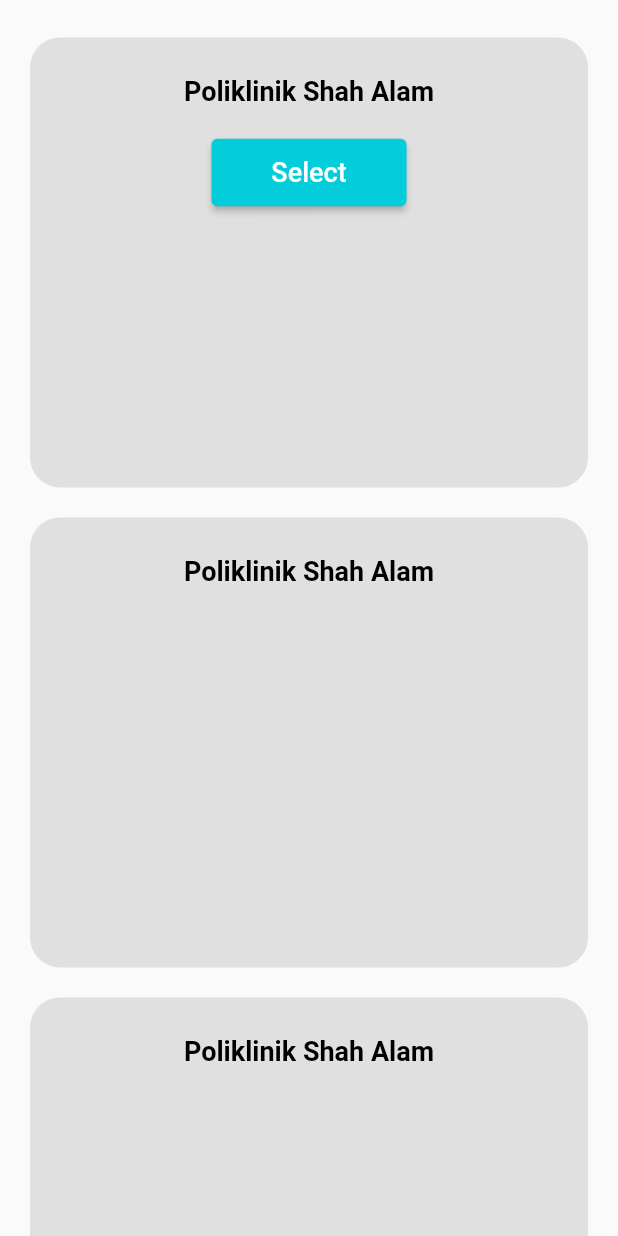
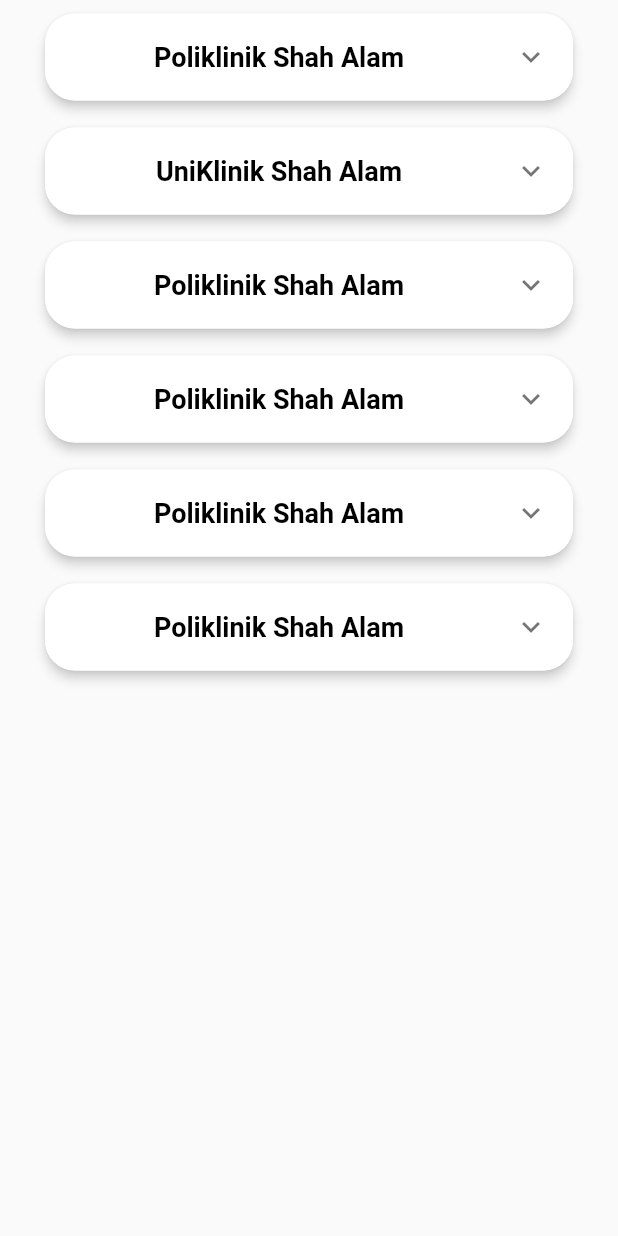
Before and after one commit to wanysamsuri/flutter_clinical, a Flutter app: the Prescription screen opened directly, on a phone screen of 412 x 824 dp. Run offline on Flutter 3.47's test engine with Material 2 defaults, Android fonts, the light colour scheme and no system bars; our stand-ins replace shared_preferences, stylish_bottom_bar; missing offline and left inert: dart:ffi, onesignal_flutter; accounts and stored records are empty.

Commit message:
prescription

```diff
--- /dev/null
+++ b/lib/data/data_model.dart
@@ -0,0 +1,11 @@
+import 'package:flutter/material.dart';
+
+class AdvancedTile {
+  final String title;
+  final String patient;
+
+
+
+
+  AdvancedTile({required this.title, required this.patient});
+}
--- a/lib/record_screen.dart
+++ b/lib/record_screen.dart
@@ -31,7 +31,8 @@ class _HomeScreenState extends State<healthRecord> {
                     width: MediaQuery.of(context).size.width,
                     color: Color.fromARGB(255, 3, 205, 219),
                   )),
-              title: const Center(child: const Text('Health Record')),
+              title: const Text('Health Record'),
+              centerTitle: true,
             ),
             body: Padding(
               padding: EdgeInsets.all(8.0),
@@ -68,7 +69,7 @@ class _HomeScreenState extends State<healthRecord> {
                     Note(),
                     Prescription(),
                     EMC(),
-                    referLetter()
+                    ReferLetter()
                   ]))
                 ],
               ),
--- a/lib/screens/appointment_screen.dart
+++ b/lib/screens/appointment_screen.dart
@@ -26,7 +26,8 @@ class _AppointmentState extends State<Appointment> {
               width: MediaQuery.of(context).size.width,
               color: Color.fromARGB(255, 3, 205, 219),
             )),
-        title: const Center(child: const Text('Appointment')),
+        title: const Text('Appointment'),
+        centerTitle: true,
       ),
       body: Center(
         child: Text('Page 2'),
--- a/lib/screens/home_screen.dart
+++ b/lib/screens/home_screen.dart
@@ -17,7 +17,8 @@ class _HomeScreenState extends State<HomeScreen> {
     return Scaffold(
       appBar: AppBar(
         backgroundColor: Color.fromARGB(255, 3, 205, 219),
-        title: const Center(child: const Text('Hi Jane')),
+        title: const Text('Hi Jane'),
+        centerTitle: true,
         actions: <Widget>[
           IconButton(
             icon: const Icon(
@@ -27,7 +28,7 @@ class _HomeScreenState extends State<HomeScreen> {
             onPressed: () {
               Navigator.push(
                 context,
-                MaterialPageRoute(builder: (context) => const Noti_screen()),
+                MaterialPageRoute(builder: (context) => const NotiScreen()),
               );
             },
           ),
--- a/lib/screens/noti_screen.dart
+++ b/lib/screens/noti_screen.dart
@@ -2,14 +2,14 @@ import 'package:flutter/material.dart';
 import 'package:flutter/src/foundation/key.dart';
 import 'package:flutter/src/widgets/framework.dart';
 
-class Noti_screen extends StatefulWidget {
-  const Noti_screen({Key? key}) : super(key: key);
+class NotiScreen extends StatefulWidget {
+  const NotiScreen({Key? key}) : super(key: key);
 
   @override
-  State<Noti_screen> createState() => _Noti_screenState();
+  State<NotiScreen> createState() => _NotiScreenState();
 }
 
-class _Noti_screenState extends State<Noti_screen> {
+class _NotiScreenState extends State<NotiScreen> {
   @override
   Widget build(BuildContext context) {
     return Scaffold(
--- a/lib/screens/prescription2.dart
+++ b/lib/screens/prescription2.dart
@@ -4,14 +4,14 @@ import 'package:flutter/src/widgets/framework.dart';
 
 import 'noti_screen.dart';
 
-class prescription2 extends StatefulWidget {
-  const prescription2({Key? key}) : super(key: key);
+class Prescription2 extends StatefulWidget {
+  const Prescription2({Key? key}) : super(key: key);
 
   @override
-  State<prescription2> createState() => _prescription2State();
+  State<Prescription2> createState() => _Prescription2State();
 }
 
-class _prescription2State extends State<prescription2> {
+class _Prescription2State extends State<Prescription2> {
   @override
   Widget build(BuildContext context) {
     return Scaffold(
--- a/lib/screens/prescription_screen.dart
+++ b/lib/screens/prescription_screen.dart
@@ -2,6 +2,7 @@ import 'package:flutter/material.dart';
 import 'package:flutter/src/foundation/key.dart';
 import 'package:flutter/src/widgets/framework.dart';
 import 'package:flutter/widgets.dart';
+import 'package:flutter_clinic/data/data_model.dart';
 import 'package:flutter_clinic/screens/prescription2.dart';
 import 'package:flutter_clinic/screens/signin_page.dart';
 
@@ -12,7 +13,26 @@ class Prescription extends StatefulWidget {
   State<Prescription> createState() => _PrescriptionState();
 }
 
-class _PrescriptionState extends State<Prescription> {
+class _PrescriptionState extends State<Prescription>
+    with TickerProviderStateMixin {
+  late List<GlobalKey> expansionTile;
+  int selected = -1;
+  final List<AdvancedTile> items = [
+    AdvancedTile(title: 'Poliklinik Shah Alam', patient: 'testing'),
+    AdvancedTile(title: 'UniKlinik Shah Alam', patient: 'testing'),
+    AdvancedTile(title: 'Poliklinik Shah Alam', patient: 'testing'),
+    AdvancedTile(title: 'Poliklinik Shah Alam', patient: 'testing'),
+    AdvancedTile(title: 'Poliklinik Shah Alam', patient: 'testing'),
+    AdvancedTile(title: 'Poliklinik Shah Alam', patient: 'testing'),
+  ];
+
+  @override
+  void initState() {
+    super.initState();
+    expansionTile = List<GlobalKey<_PrescriptionState>>.generate(
+        items.length, (index) => GlobalKey());
+  }
+
   @override
   Widget build(BuildContext context) {
     return Scaffold(
@@ -21,46 +41,63 @@ class _PrescriptionState extends State<Prescription> {
             child: Container(
           padding: EdgeInsets.symmetric(horizontal: 20),
           child: SingleChildScrollView(
-                    child: Column(children: [
-                  SizedBox(height: 25),
-                  Container(
-                      child: ListView(
+            child: Column(
+              children: <Widget>[
+                ListView.builder(
+                    key: Key('builder ${selected.toString()}'),
+                    padding: EdgeInsets.only(left: 5.0, right: 5.0),
                     shrinkWrap: true,
                     physics: NeverScrollableScrollPhysics(),
-                          scrollDirection: Axis.vertical,
-                          children: [
-                        Container(
-                            height: 300,
-                            decoration: BoxDecoration(
-                                color: Colors.grey[300],
+                    itemCount: items.length,
+                    itemBuilder: (context, index) {
+                      return Padding(
+                          padding: EdgeInsets.symmetric(
+                              horizontal: 1.0, vertical: 5.0),
+                          child: Card(
+                              shadowColor: Colors.grey[300],
+                              elevation: 3.0,
+                              shape: RoundedRectangleBorder(
+                                  side:
+                                      BorderSide(color: Colors.white, width: 1),
                                   borderRadius: BorderRadius.circular(20)),
-                            padding: EdgeInsets.symmetric(horizontal: 20),
-                            child: Column(
-                                crossAxisAlignment: CrossAxisAlignment.start,
-                                children: [
-                                  SizedBox(height: 25),
-                                  Container(
-                                    child: Center(
-                                      child: RichText(
-                                        text: TextSpan(
-                                          text: 'Poliklinik Shah Alam',
+                              child: ExpansionTile(
+                                  key: Key(index.toString()),
+                                  initiallyExpanded: index == selected,
+                                  onExpansionChanged: (newState) {
+                                    if (newState) {
+                                      setState(() {
+                                        selected = index;
+                                      });
+                                    } else {
+                                      setState(() {
+                                        selected = -1;
+                                      });
+                                    }
+                                  },
+                                  title: Center(
+                                      child: Text(items[index].title,
                                           style: TextStyle(
+                                            fontSize: 18,
                                             fontWeight: FontWeight.bold,
                                             color: Colors.black,
-                                            fontSize: 18,
+                                          ))),
+                                  children: <Widget>[
+                                    AspectRatio(
+                                      aspectRatio: 2.0,
+                                      child: Text(items[index].patient),
                                     ),
-                                        ),
-                                      ),
-                                    ),
-                                  ),
-                                  SizedBox(height: 20),
                                     Center(
                                       child: Container(
                                         child: ElevatedButton(
                                           style: ElevatedButton.styleFrom(
-                                            minimumSize: Size(130, 45),
+                                            shape: new RoundedRectangleBorder(
+                                              borderRadius:
+                                                  new BorderRadius.circular(
+                                                      30.0),
+                                            ),
                                             primary: Color.fromARGB(
-                                                255, 3, 205, 219)),
+                                                255, 3, 205, 219),
+                                          ),
                                           child: Text(
                                             'Select',
                                             style: TextStyle(fontSize: 18),
@@ -70,99 +107,161 @@ class _PrescriptionState extends State<Prescription> {
                                                 context,
                                                 MaterialPageRoute(
                                                     builder: (context) =>
-                                                      prescription2()));
+                                                        Prescription2()));
                                           },
                                         ),
                                       ),
                                     ),
-                                ])),
+                                  ])));
+                    })
+              ],
+            ),
+          ),
+        )));
+  }
+
+  // SizedBox(height: 25),
+  // Container(
+  //     child: ListView(
+  //         shrinkWrap: true,
+  //         physics: NeverScrollableScrollPhysics(),
+  //         scrollDirection: Axis.vertical,
+  //         children: [
+  //       Container(
+  //           height: 300,
+  //           decoration: BoxDecoration(
+  //               color: Colors.grey[300],
+  //               borderRadius: BorderRadius.circular(20)),
+  //           padding: EdgeInsets.symmetric(horizontal: 20),
+  //           child: Column(
+  //               crossAxisAlignment: CrossAxisAlignment.start,
+  //               children: [
+  //                 SizedBox(height: 25),
+  //                 Container(
+  //                   child: Center(
+  //                     child: RichText(
+  //                       text: TextSpan(
+  //                         text: 'Poliklinik Shah Alam',
+  //                         style: TextStyle(
+  //                           fontWeight: FontWeight.bold,
+  //                           color: Colors.black,
+  //                           fontSize: 18,
+  //                         ),
+  //                       ),
+  //                     ),
+  //                   ),
+  //                 ),
+  //                 SizedBox(height: 20),
+  //                 Center(
+  //                   child: Container(
+  //                     child: ElevatedButton(
+  //                       style: ElevatedButton.styleFrom(
+  //                           elevation: 0.0,
+  //                           minimumSize: Size(130, 45),
+  //                           primary: Color.fromARGB(
+  //                               255, 3, 205, 219)),
+  //                       child: Text(
+  //                         'Select',
+  //                         style: TextStyle(fontSize: 18),
+  //                       ),
+  //                       onPressed: () {
+  //                         Navigator.pushReplacement(
+  //                             context,
+  //                             MaterialPageRoute(
+  //                                 builder: (context) =>
+  //                                     prescription2()));
+  //                       },
+  //                     ),
+  //                   ),
+  //                 ),
+  //               ])),
 
   //2
-                        SizedBox(height: 20),
-                        Container(
-                            height: 300,
-                            decoration: BoxDecoration(
-                                color: Colors.grey[300],
-                                borderRadius: BorderRadius.circular(20)),
-                            padding: EdgeInsets.symmetric(horizontal: 20),
-                            child: Column(
-                                crossAxisAlignment: CrossAxisAlignment.start,
-                                children: [
-                                  SizedBox(height: 25),
-                                  Container(
-                                    child: Center(
-                                      child: RichText(
-                                        text: TextSpan(
-                                          text: 'Poliklinik Shah Alam',
-                                          style: TextStyle(
-                                            fontWeight: FontWeight.bold,
-                                            color: Colors.black,
-                                            fontSize: 18,
-                                          ),
-                                        ),
-                                      ),
-                                    ),
-                                  ),
-                                ])),
+  //         SizedBox(height: 20),
+  //         Container(
+  //             height: 300,
+  //             decoration: BoxDecoration(
+  //                 color: Colors.grey[300],
+  //                 borderRadius: BorderRadius.circular(20)),
+  //             padding: EdgeInsets.symmetric(horizontal: 20),
+  //             child: Column(
+  //                 crossAxisAlignment: CrossAxisAlignment.start,
+  //                 children: [
+  //                   SizedBox(height: 25),
+  //                   Container(
+  //                     child: Center(
+  //                       child: RichText(
+  //                         text: TextSpan(
+  //                           text: 'Poliklinik Shah Alam',
+  //                           style: TextStyle(
+  //                             fontWeight: FontWeight.bold,
+  //                             color: Colors.black,
+  //                             fontSize: 18,
+  //                           ),
+  //                         ),
+  //                       ),
+  //                     ),
+  //                   ),
+  //                 ])),
 
-                        //3
-                        //2
-                        SizedBox(height: 20),
-                        Container(
-                            height: 300,
-                            decoration: BoxDecoration(
-                                color: Colors.grey[300],
-                                borderRadius: BorderRadius.circular(20)),
-                            padding: EdgeInsets.symmetric(horizontal: 20),
-                            child: Column(
-                                crossAxisAlignment: CrossAxisAlignment.start,
-                                children: [
-                                  SizedBox(height: 25),
-                                  Container(
-                                    child: Center(
-                                      child: RichText(
-                                        text: TextSpan(
-                                          text: 'Poliklinik Shah Alam',
-                                          style: TextStyle(
-                                            fontWeight: FontWeight.bold,
-                                            color: Colors.black,
-                                            fontSize: 18,
-                                          ),
-                                        ),
-                                      ),
-                                    ),
-                                  ),
-                                ])),
+  //         //3
+  //         //2
+  //         SizedBox(height: 20),
+  //         Container(
+  //             height: 300,
+  //             decoration: BoxDecoration(
+  //                 color: Colors.grey[300],
+  //                 borderRadius: BorderRadius.circular(20)),
+  //             padding: EdgeInsets.symmetric(horizontal: 20),
+  //             child: Column(
+  //                 crossAxisAlignment: CrossAxisAlignment.start,
+  //                 children: [
+  //                   SizedBox(height: 25),
+  //                   Container(
+  //                     child: Center(
+  //                       child: RichText(
+  //                         text: TextSpan(
+  //                           text: 'Poliklinik Shah Alam',
+  //                           style: TextStyle(
+  //                             fontWeight: FontWeight.bold,
+  //                             color: Colors.black,
+  //                             fontSize: 18,
+  //                           ),
+  //                         ),
+  //                       ),
+  //                     ),
+  //                   ),
+  //                 ])),
 
-                        //4
-                        //2
-                        SizedBox(height: 20),
-                        Container(
-                            height: 300,
-                            decoration: BoxDecoration(
-                                color: Colors.grey[300],
-                                borderRadius: BorderRadius.circular(20)),
-                            padding: EdgeInsets.symmetric(horizontal: 20),
-                            child: Column(
-                                crossAxisAlignment: CrossAxisAlignment.start,
-                                children: [
-                                  SizedBox(height: 25),
-                                  Container(
-                                    child: Center(
-                                      child: RichText(
-                                        text: TextSpan(
-                                          text: 'Poliklinik Shah Alam',
-                                          style: TextStyle(
-                                            fontWeight: FontWeight.bold,
-                                            color: Colors.black,
-                                            fontSize: 18,
-                                          ),
-                                        ),
-                                      ),
-                                    ),
-                                  ),
-                                ])),
-                      ]))
-                ])))));
+  //         //4
+  //         //2
+  //         SizedBox(height: 20),
+  //         Container(
+  //             height: 300,
+  //             decoration: BoxDecoration(
+  //                 color: Colors.grey[300],
+  //                 borderRadius: BorderRadius.circular(20)),
+  //             padding: EdgeInsets.symmetric(horizontal: 20),
+  //             child: Column(
+  //                 crossAxisAlignment: CrossAxisAlignment.start,
+  //                 children: [
+  //                   SizedBox(height: 25),
+  //                   Container(
+  //                     child: Center(
+  //                       child: RichText(
+  //                         text: TextSpan(
+  //                           text: 'Poliklinik Shah Alam',
+  //                           style: TextStyle(
+  //                             fontWeight: FontWeight.bold,
+  //                             color: Colors.black,
+  //                             fontSize: 18,
+  //                           ),
+  //                         ),
+  //                       ),
+  //                     ),
+  //                   ),
+  //                 ])),
+  //       ]))
+  // ])))));
+
 }
-}
--- a/lib/screens/profile_screen.dart
+++ b/lib/screens/profile_screen.dart
@@ -26,7 +26,8 @@ class _ProfileState extends State<Profile> {
               width: MediaQuery.of(context).size.width,
               color: Color.fromARGB(255, 3, 205, 219),
             )),
-        title: const Center(child: const Text('Profile')),
+        title: const Text('Profile'),
+        centerTitle: true,
       ),
       body: Center(
         child: Text('Page 4'),
--- a/lib/screens/referletter.dart
+++ b/lib/screens/referletter.dart
@@ -2,14 +2,14 @@ import 'package:flutter/src/foundation/key.dart';
 import 'package:flutter/src/widgets/framework.dart';
 import 'package:flutter/widgets.dart';
 
-class referLetter extends StatefulWidget {
-  const referLetter({Key? key}) : super(key: key);
+class ReferLetter extends StatefulWidget {
+  const ReferLetter({Key? key}) : super(key: key);
 
   @override
-  State<referLetter> createState() => _referLetterState();
+  State<ReferLetter> createState() => _ReferLetterState();
 }
 
-class _referLetterState extends State<referLetter> {
+class _ReferLetterState extends State<ReferLetter> {
   @override
   Widget build(BuildContext context) {
     return SafeArea(child: Text('test'));
```
Lines whose indentation alone changed are shown as unchanged.
